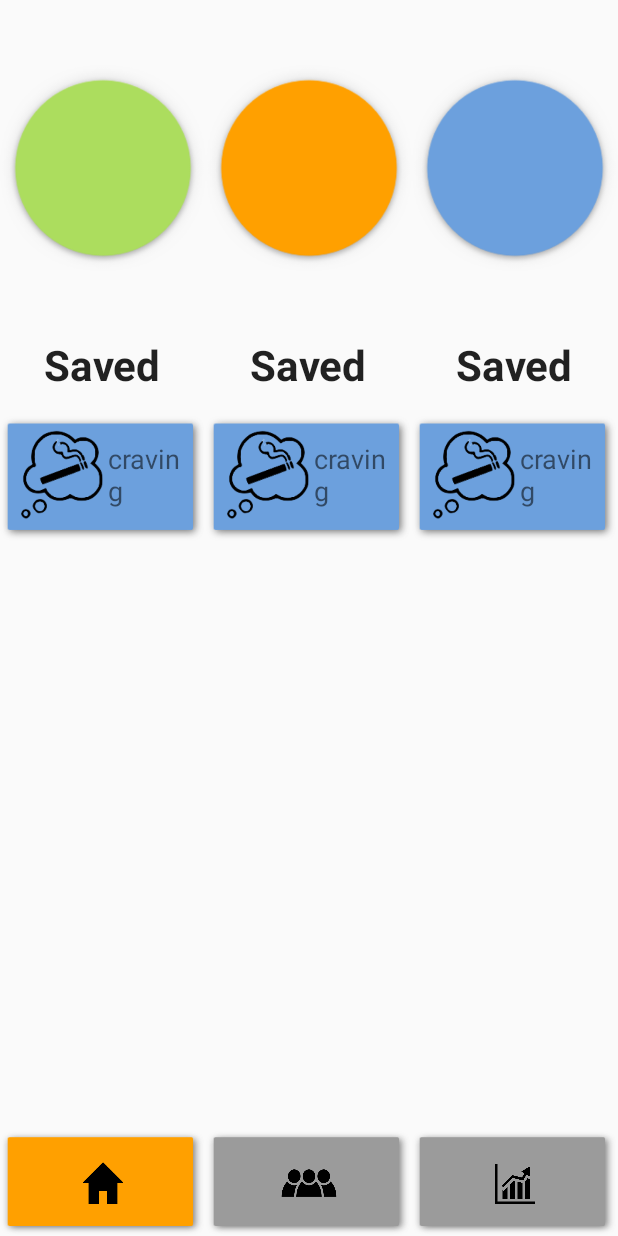
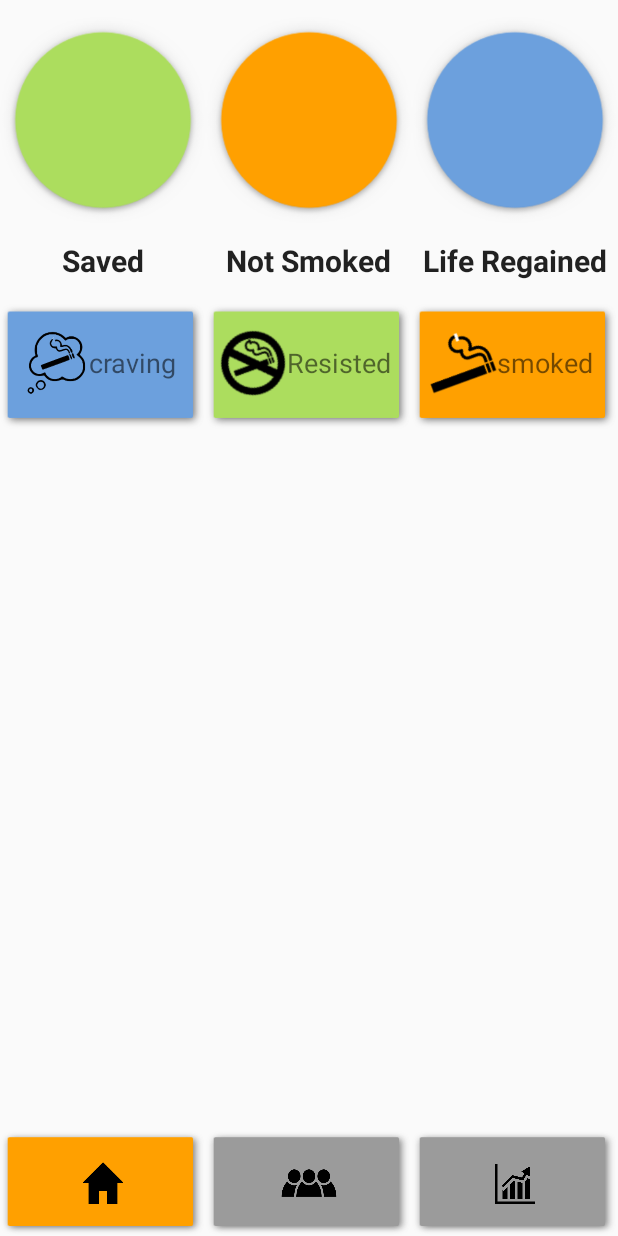
Before and after one commit to Ben14563/WWUICTD, an Android app: the layout dashboard2.xml on its own in the app's theme, with its tools: preview values and no code run, on a phone screen of 412 x 824 dp. Run offline under Robolectric (Android 15) with nearby library versions, the phone set to English and light mode, and no system bars.

Commit message:
more improvements on adaptive dashboard layout

```diff
--- a/smoking_cessation/android_project/app/src/main/res/layout/dashboard2.xml
+++ b/smoking_cessation/android_project/app/src/main/res/layout/dashboard2.xml
@@ -23,7 +23,7 @@
                 <ImageView
                     android:id="@+id/imageView"
                     android:layout_width="wrap_content"
-                    android:layout_height="wrap_content"
+                    android:layout_height="160dp"
                     android:layout_gravity="center"
                     android:cropToPadding="false"
                     android:scaleType="fitCenter"
@@ -37,7 +37,7 @@
                     android:paddingTop="20dp"
                     android:singleLine="true"
                     android:textAppearance="?android:attr/textAppearanceLarge"
-                    android:textSize="40sp"
+                    android:textSize="30sp"
                     android:textStyle="bold"
 
                     />
@@ -51,7 +51,7 @@
                 android:paddingBottom="15dp"
                 android:text="Saved"
                 android:textAppearance="?android:attr/textAppearanceLarge"
-                android:textSize="28sp"
+                android:textSize="20sp"
                 android:textStyle="bold" />
             <!--<FrameLayout-->
                 <!--android:layout_width="wrap_content"-->
@@ -92,10 +92,11 @@
         android:orientation="horizontal"
         android:gravity="center"
         android:background="@drawable/shadow_4266"
-        android:id="@+id/craveButton">
+        android:id="@+id/craveButton"
+        android:onClick="imCraving">
         <ImageView
-            android:layout_width="64dp"
-            android:layout_height="64dp"
+            android:layout_width="45dp"
+            android:layout_height="45dp"
             android:src="@drawable/craving" />
         <TextView
             android:layout_width="wrap_content"
@@ -123,7 +124,7 @@
                 <ImageView
 
                     android:layout_width="wrap_content"
-                    android:layout_height="wrap_content"
+                    android:layout_height="160dp"
                     android:layout_gravity="center"
                     android:cropToPadding="false"
                     android:scaleType="fitCenter"
@@ -138,7 +139,7 @@
                     android:paddingTop="20dp"
                     android:singleLine="true"
                     android:textAppearance="?android:attr/textAppearanceLarge"
-                    android:textSize="40sp"
+                    android:textSize="30sp"
                     android:textStyle="bold"
 
                     />
@@ -150,25 +151,26 @@
                 android:layout_height="wrap_content"
                 android:layout_below="@id/imageView"
                 android:paddingBottom="15dp"
-                android:text="Saved"
+                android:text="Not Smoked"
                 android:textAppearance="?android:attr/textAppearanceLarge"
-                android:textSize="28sp"
+                android:textSize="20sp"
                 android:textStyle="bold" />
             <LinearLayout
                 android:layout_width="wrap_content"
                 android:layout_height="84dp"
                 android:orientation="horizontal"
                 android:gravity="center"
-                android:background="@drawable/shadow_4266"
-                android:id="@+id/resistButton">
+                android:background="@drawable/shadow_4254"
+                android:id="@+id/resistButton"
+                android:onClick="resistCraving">
                 <ImageView
-                    android:layout_width="64dp"
-                    android:layout_height="64dp"
-                    android:src="@drawable/craving" />
+                    android:layout_width="45dp"
+                    android:layout_height="45dp"
+                    android:src="@drawable/no_smoking" />
                 <TextView
                     android:layout_width="wrap_content"
                     android:layout_height="wrap_content"
-                    android:text="craving"
+                    android:text="Resisted"
                     android:textSize="18sp"
 
                     />
@@ -190,7 +192,7 @@
                 <ImageView
 
                     android:layout_width="wrap_content"
-                    android:layout_height="wrap_content"
+                    android:layout_height="160dp"
                     android:layout_gravity="center"
                     android:cropToPadding="false"
                     android:scaleType="fitCenter"
@@ -204,7 +206,7 @@
                     android:paddingTop="20dp"
                     android:singleLine="true"
                     android:textAppearance="?android:attr/textAppearanceLarge"
-                    android:textSize="40sp"
+                    android:textSize="30sp"
                     android:textStyle="bold"
 
                     />
@@ -216,25 +218,26 @@
                 android:layout_height="wrap_content"
                 android:layout_below="@id/imageView"
                 android:paddingBottom="15dp"
-                android:text="Saved"
+                android:text="Life Regained"
                 android:textAppearance="?android:attr/textAppearanceLarge"
-                android:textSize="28sp"
+                android:textSize="20sp"
                 android:textStyle="bold" />
             <LinearLayout
                 android:layout_width="wrap_content"
                 android:layout_height="84dp"
                 android:orientation="horizontal"
                 android:gravity="center"
-                android:background="@drawable/shadow_4266"
-                android:id="@+id/smokedButton">
+                android:background="@drawable/shadow_42145"
+                android:id="@+id/smokedButton"
+                android:onClick="smoked">
                 <ImageView
-                    android:layout_width="64dp"
-                    android:layout_height="64dp"
-                    android:src="@drawable/craving" />
+                    android:layout_width="45dp"
+                    android:layout_height="45dp"
+                    android:src="@drawable/smoking" />
                 <TextView
                     android:layout_width="wrap_content"
                     android:layout_height="wrap_content"
-                    android:text="craving"
+                    android:text="smoked"
                     android:textSize="18sp"
 
                     />
```
Also changed, not shown: 2 other files.
